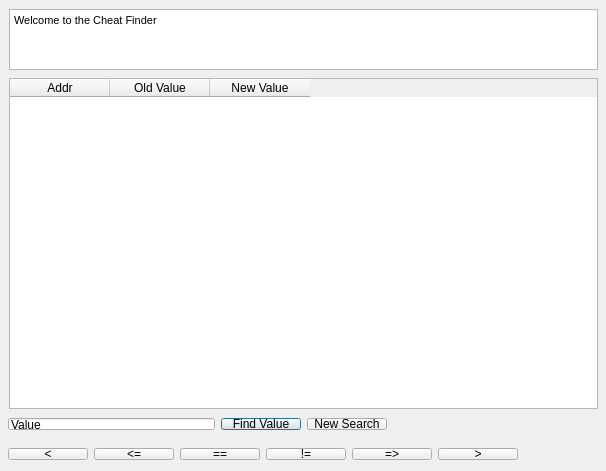
First picture: the form in cheatfinder.ui, repository openMSX/catapult, before the edit.
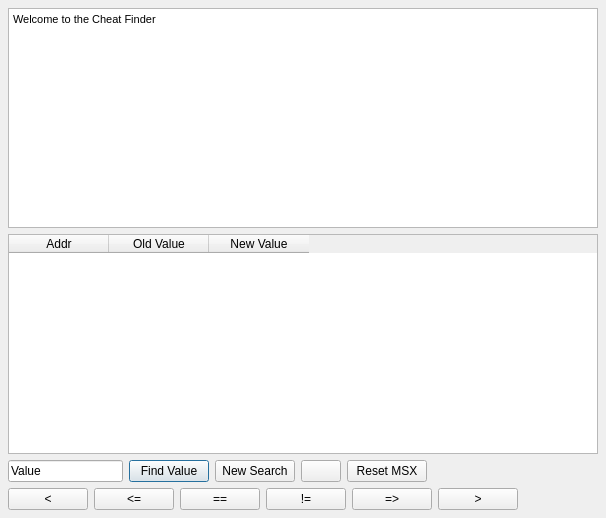
Second picture: the form after the edit. Icons and pictures are not drawn.

Commit message: User friendly pause and reset button added that will be helpful with searching for cheats.

What changed in the file:
```diff
--- a/cheatfinder.ui
+++ b/cheatfinder.ui
@@ -6,20 +6,20 @@
     <x>0</x>
     <y>0</y>
     <width>606</width>
-    <height>471</height>
+    <height>518</height>
    </rect>
   </property>
   <property name="windowTitle" >
    <string>Cheat Finder</string>
   </property>
+  <property name="windowIcon" >
+   <iconset>logo.png</iconset>
+  </property>
+  <layout class="QGridLayout" >
+   <item row="0" column="0" >
   <widget class="QTextEdit" name="cheatResults" >
-   <property name="geometry" >
-    <rect>
-     <x>9</x>
-     <y>9</y>
-     <width>589</width>
-     <height>61</height>
-    </rect>
+     <property name="toolTip" >
+      <string>Cheat Result Comments</string>
    </property>
    <property name="html" >
     <string>&lt;html>&lt;head>&lt;meta name="qrichtext" content="1" />&lt;style type="text/css">
@@ -28,15 +28,9 @@
 &lt;p style=" margin-top:0px; margin-bottom:0px; margin-left:0px; margin-right:0px; -qt-block-indent:0; text-indent:0px; font-size:8pt;">Welcome to the Cheat Finder&lt;/p>&lt;/body>&lt;/html></string>
    </property>
   </widget>
+   </item>
+   <item row="1" column="0" >
   <widget class="QTableWidget" name="CheatTable" >
-   <property name="geometry" >
-    <rect>
-     <x>9</x>
-     <y>78</y>
-     <width>589</width>
-     <height>331</height>
-    </rect>
-   </property>
    <property name="sizePolicy" >
     <sizepolicy vsizetype="Expanding" hsizetype="Expanding" >
      <horstretch>0</horstretch>
@@ -80,15 +74,8 @@
     </property>
    </column>
   </widget>
-  <widget class="QWidget" name="" >
-   <property name="geometry" >
-    <rect>
-     <x>0</x>
-     <y>410</y>
-     <width>601</width>
-     <height>28</height>
-    </rect>
-   </property>
+   </item>
+   <item row="2" column="0" >
    <layout class="QGridLayout" >
     <item row="0" column="0" >
      <widget class="QLineEdit" name="cheatVal" >
@@ -112,6 +99,32 @@
      </widget>
     </item>
     <item row="0" column="3" >
+      <widget class="QPushButton" name="EmulationTogglePause" >
+       <property name="toolTip" >
+        <string>Toggle Pause State</string>
+       </property>
+       <property name="text" >
+        <string/>
+       </property>
+       <property name="icon" >
+        <iconset>pause.png</iconset>
+       </property>
+      </widget>
+     </item>
+     <item row="0" column="4" >
+      <widget class="QPushButton" name="EmulationReset" >
+       <property name="toolTip" >
+        <string>Reset the Emulation</string>
+       </property>
+       <property name="text" >
+        <string>Reset MSX</string>
+       </property>
+       <property name="icon" >
+        <iconset/>
+       </property>
+      </widget>
+     </item>
+     <item row="0" column="5" >
      <spacer>
       <property name="orientation" >
        <enum>Qt::Horizontal</enum>
@@ -125,16 +138,8 @@
      </spacer>
     </item>
    </layout>
-  </widget>
-  <widget class="QWidget" name="" >
-   <property name="geometry" >
-    <rect>
-     <x>0</x>
-     <y>440</y>
-     <width>601</width>
-     <height>28</height>
-    </rect>
-   </property>
+   </item>
+   <item row="3" column="0" >
    <layout class="QGridLayout" >
     <item row="0" column="0" >
      <widget class="QPushButton" name="FindCheatLess" >
@@ -192,7 +197,8 @@
      </spacer>
     </item>
    </layout>
-  </widget>
+   </item>
+  </layout>
  </widget>
  <layoutdefault spacing="6" margin="8" />
  <includes/>
```
Left out of the diff: 33 changed lines with no effect on the pictures. Lines whose indentation alone changed are shown as unchanged. The commit also changes 1 other file.
